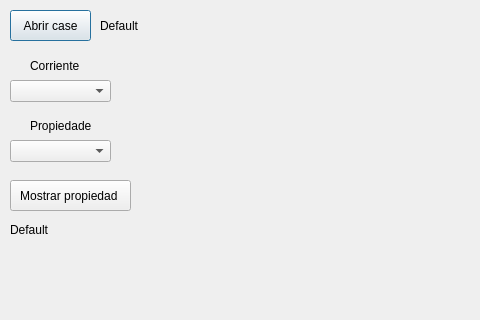
This is GUI.ui in tinchofiuba/pythonHysys as Qt 5 draws it before an edit; both pictures show x 0 to 480 and y 0 to 320 of the 597 by 473 pixel window. The edited form follows.
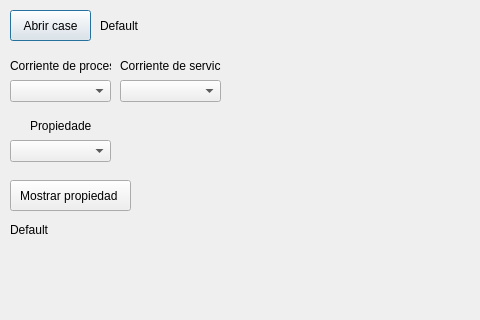
This is the edited form.

Commit message: cambie la gui

Patch:
```diff
--- a/GUI.ui
+++ b/GUI.ui
@@ -52,14 +52,14 @@
   <widget class="QLabel" name="label_2">
    <property name="geometry">
     <rect>
-     <x>30</x>
+     <x>10</x>
      <y>50</y>
-     <width>51</width>
+     <width>101</width>
      <height>31</height>
     </rect>
    </property>
    <property name="text">
-    <string>Corriente</string>
+    <string>Corriente de proceso</string>
    </property>
   </widget>
   <widget class="QComboBox" name="comboBox_2">
@@ -111,6 +111,29 @@
     <string>Default</string>
    </property>
   </widget>
+  <widget class="QComboBox" name="comboBox_3">
+   <property name="geometry">
+    <rect>
+     <x>120</x>
+     <y>80</y>
+     <width>101</width>
+     <height>22</height>
+    </rect>
+   </property>
+  </widget>
+  <widget class="QLabel" name="label_5">
+   <property name="geometry">
+    <rect>
+     <x>120</x>
+     <y>50</y>
+     <width>101</width>
+     <height>31</height>
+    </rect>
+   </property>
+   <property name="text">
+    <string>Corriente de servicio</string>
+   </property>
+  </widget>
  </widget>
  <resources/>
  <connections/>
```
The commit also changes 4 other files.
